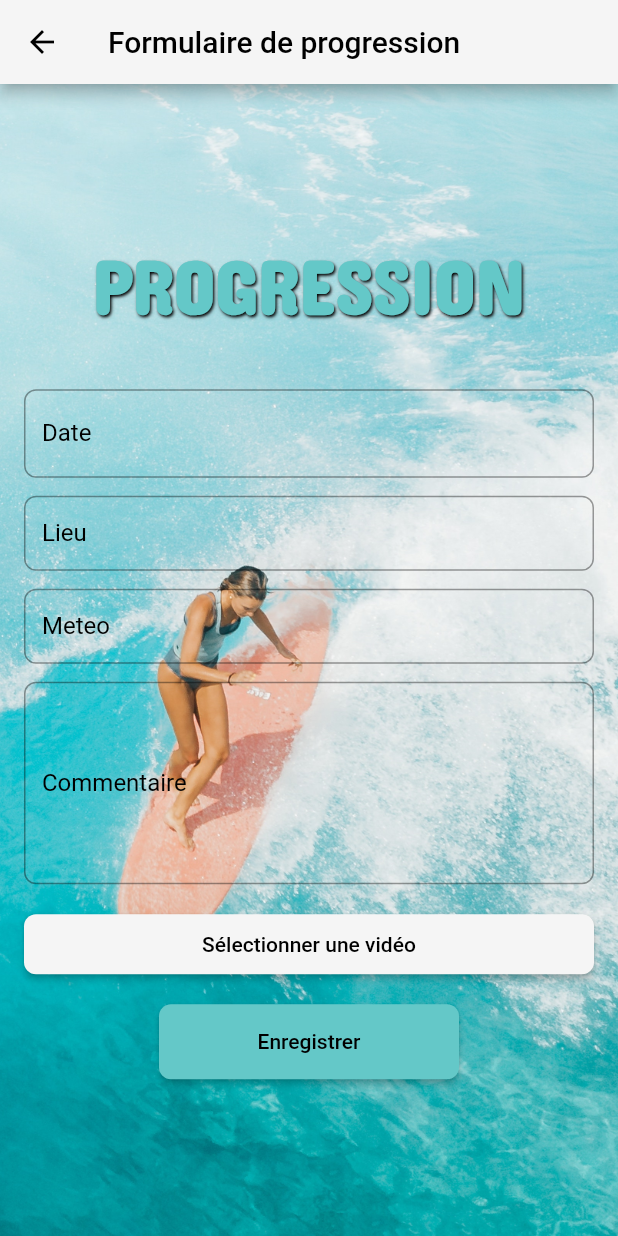
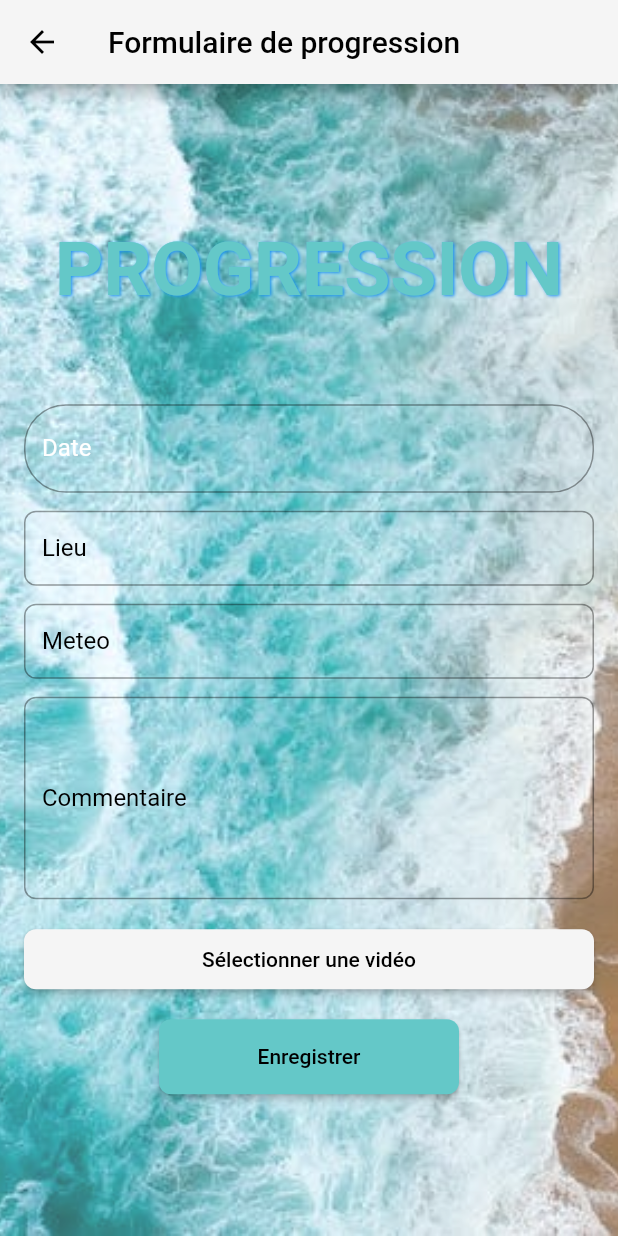
Before and after one commit to jeanJonathan/notebook_progress, a Flutter app: the FormScreen screen opened directly with empty values, on a phone screen of 412 x 824 dp. Run offline on Flutter 3.47's test engine with Material 2 defaults, Android fonts, the phone set to English and light mode, and no system bars; our stand-ins replace cloud_firestore, firebase_auth, firebase_core, firebase_storage, flutter_typeahead, image_picker and 2 more; accounts and stored records are empty; Roboto replaces fonts that are missing (YourFont).

Commit message:
Amelioration du formulaire

```diff
--- a/lib/form_screen.dart
+++ b/lib/form_screen.dart
@@ -153,12 +153,12 @@ class _FormScreenState extends State<FormScreen> {
           Container(
             decoration: BoxDecoration(
               image: DecorationImage(
-                image: AssetImage('assets/form2.jpg',), // Remplacez 'assets/form2.jpg' par le chemin de votre image de fond
+                image: AssetImage('assets/form2.jpg'), // Insérez le chemin de votre image de fond
                 fit: BoxFit.cover,
               ),
             ),
             child: Container(
-              //color: Colors.black.withOpacity(0.2), // On deifinis une opacité de 0.4 pour le filtre sombre
+              color: Colors.white.withOpacity(0.2), // Ajoute un filtre sombre
             ),
           ),
           SafeArea(
@@ -176,12 +176,12 @@ class _FormScreenState extends State<FormScreen> {
                       color: Color(0xFF64C8C8),
                       shadows: [
                         Shadow(
-                            color: Colors.black,
+                          color: Colors.blue,
                           blurRadius: 2,
                           offset: Offset(1, 1),
                         ),
                       ],
-                        fontFamily: 'Concert One',
+                      fontFamily: 'YourFont', // Choisissez votre police
                     ),
                   ),
                     SizedBox(height: 60), // Espace entre le texte et les champs du formulaire
@@ -192,10 +192,10 @@ class _FormScreenState extends State<FormScreen> {
                           controller: _dateController,
                           decoration: InputDecoration(
                             labelText: 'Date',
-                            labelStyle: TextStyle(color: Colors.black),
+                            labelStyle: TextStyle(color: Colors.white),
                             border: OutlineInputBorder(
-                              borderRadius: BorderRadius.circular(8),
-                              borderSide: BorderSide(color: Colors.grey),
+                              borderRadius: BorderRadius.circular(28),
+                              borderSide: BorderSide(color: Colors.black),
                             ),
                             focusedBorder: OutlineInputBorder(
                               borderRadius: BorderRadius.circular(8),
@@ -389,7 +389,7 @@ class _FormScreenState extends State<FormScreen> {
                         shape: RoundedRectangleBorder(
                           borderRadius: BorderRadius.circular(8),
                         ),
-                        minimumSize: Size(400, 40), // Taille souhaitée pour le bouton "Ajouter une vidéo"
+                        minimumSize: Size(400, 40), // Taille souhaitée pour le bouton
                       ),
                     ),
                     SizedBox(height: 16.0),
@@ -401,7 +401,7 @@ class _FormScreenState extends State<FormScreen> {
                           borderRadius: BorderRadius.circular(8),
                         ),
                         primary: Color(0xFF64C8C8),
-                        minimumSize: Size(200, 50), // Taille souhaitée pour le bouton "Enregistrer"
+                        minimumSize: Size(200, 50), // Taille souhaitée pour le bouton
                       ),
                     ),
                   ],
```
Also changed, not shown: lib/etapes_details_screen.dart (+28 -29 lines), assets/form2.jpg. Lines whose indentation alone changed are shown as unchanged.
